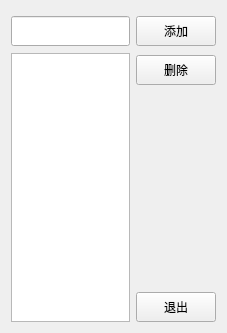
First picture: the form in Qt/ERP/formgoodstypemanage.ui, repository superp2017/NTERP, before the edit.
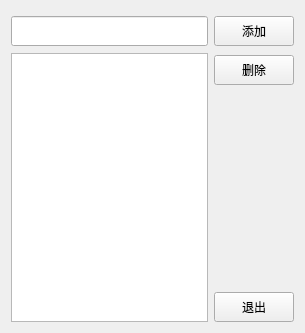
Second picture: the form after the edit.

Diff of the .ui file:
```diff
--- a/Qt/ERP/formgoodstypemanage.ui
+++ b/Qt/ERP/formgoodstypemanage.ui
@@ -6,7 +6,7 @@
    <rect>
     <x>0</x>
     <y>0</y>
-    <width>227</width>
+    <width>305</width>
     <height>333</height>
    </rect>
   </property>
```
